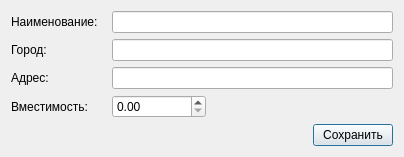
Qt form addorsetstorage_dialog.ui (skripach2111/Kursovoy_Uchet) before a commit.
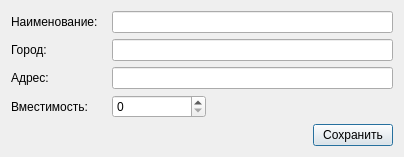
The same form after that commit.

Diff of the .ui file:
```diff
--- a/addorsetstorage_dialog.ui
+++ b/addorsetstorage_dialog.ui
@@ -97,13 +97,6 @@
    <item row="2" column="1" colspan="3">
     <widget class="QLineEdit" name="lineEdit_Address"/>
    </item>
-   <item row="3" column="1">
-    <widget class="QDoubleSpinBox" name="doubleSpinBox_Capacity">
-     <property name="maximum">
-      <double>999999.989999999990687</double>
-     </property>
-    </widget>
-   </item>
    <item row="3" column="2" colspan="2">
     <spacer name="horizontalSpacer_4">
      <property name="orientation">
@@ -117,6 +110,13 @@
      </property>
     </spacer>
    </item>
+   <item row="3" column="1">
+    <widget class="QSpinBox" name="spinBox_Capacity">
+     <property name="maximum">
+      <number>999999</number>
+     </property>
+    </widget>
+   </item>
   </layout>
  </widget>
  <resources/>
```
